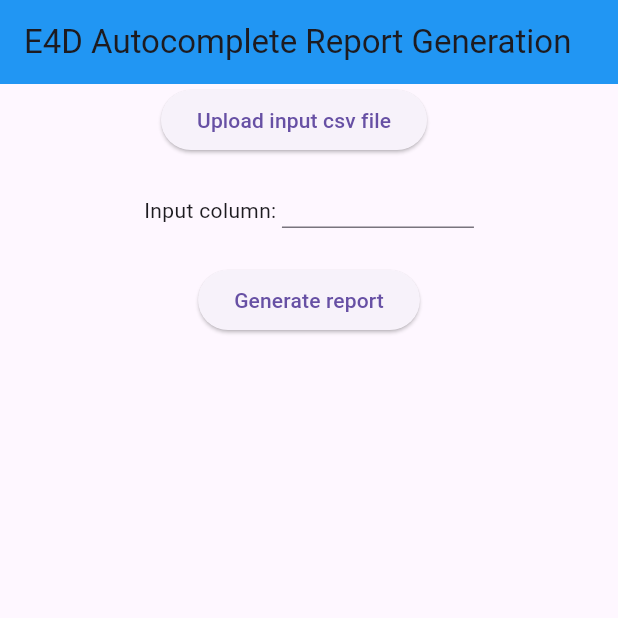
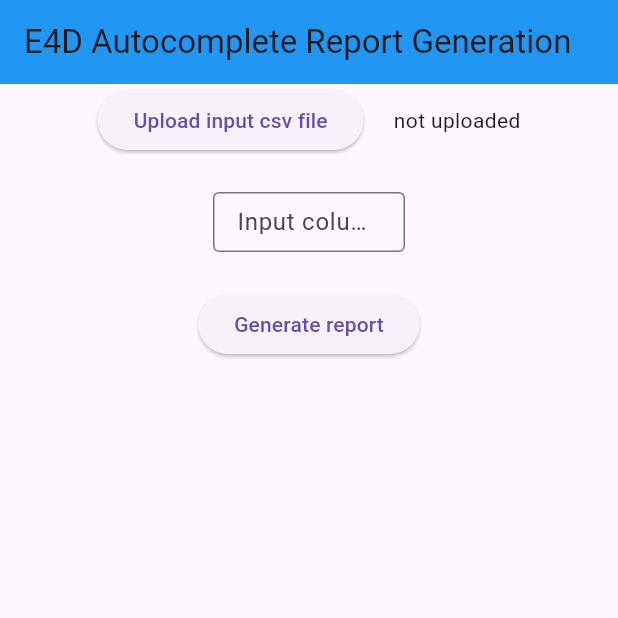
Before and after one commit to youngmo-kang/e4d-web-apps, a Flutter app: the screen it shows after launch, on a phone screen of 412 x 824 dp, the top half of it. Run offline on Flutter 3.47's test engine with Material 3 defaults, Android fonts, the phone set to English and light mode, and no system bars; our stand-ins replace csv, file_picker.

Commit message:
successfully verfies the csv file; TODO: fire up the request

```diff
--- a/report/lib/main.dart
+++ b/report/lib/main.dart
@@ -31,7 +31,7 @@
 class _MyWidgetState extends State<MyWidget> {
   List<List<dynamic>> _rowsOfColumns = [];
   String _colName = "";
-  String _fileName = "";
+  String _fileName = "not uploaded";
 
   bool _isValidCsv(List<List<dynamic>> content) {
     if (content.length < 3) return false;
@@ -51,7 +51,7 @@
           _fileName = file.name;
         } else {
           _rowsOfColumns = [];
-          _fileName = "";
+          _fileName = "not uploaded";
         }
       });
     }
@@ -106,18 +106,16 @@
           const SizedBox(
             height: 24,
           ),
-          Row(
-            mainAxisAlignment: MainAxisAlignment.center,
-            children: [
-              const Text("Input column: "),
-              SizedBox(
-                height: 24,
-                width: 128,
-                child: TextField(
-                  onChanged: (value) => _colName = value,
-                ),
+          SizedBox(
+            height: 40,
+            width: 128,
+            child: TextField(
+              onChanged: (value) => _colName = value,
+              decoration: const InputDecoration(
+                labelText: 'Input column:',
+                border: OutlineInputBorder(),
               ),
-            ],
+            ),
           ),
           const SizedBox(
             height: 24,
```
